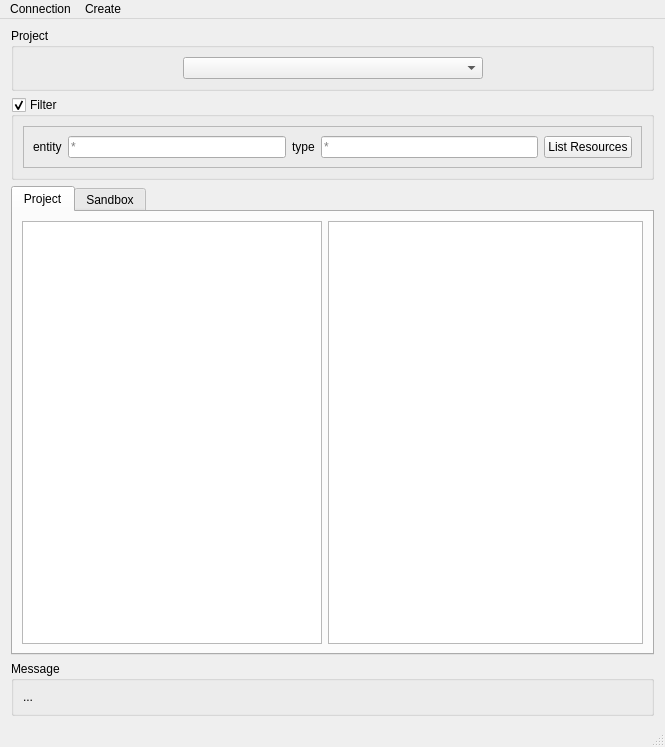
dddjef/pulse, file gui/main_window.ui: the form before one commit.
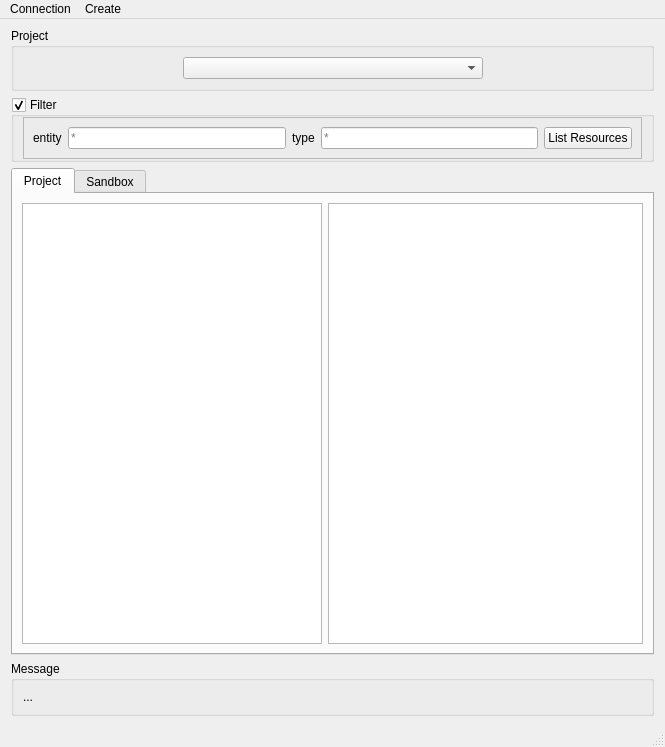
The form after the commit.

Commit message: interface design

```diff
--- a/gui/main_window.ui
+++ b/gui/main_window.ui
@@ -83,10 +83,19 @@
       <property name="title">
        <string>Filter</string>
       </property>
+      <property name="flat">
+       <bool>true</bool>
+      </property>
       <property name="checkable">
        <bool>true</bool>
       </property>
       <layout class="QGridLayout" name="gridLayout">
+       <property name="topMargin">
+        <number>0</number>
+       </property>
+       <property name="bottomMargin">
+        <number>0</number>
+       </property>
        <item row="0" column="0">
         <widget class="QFrame" name="filter_frame">
          <property name="frameShape">
```
